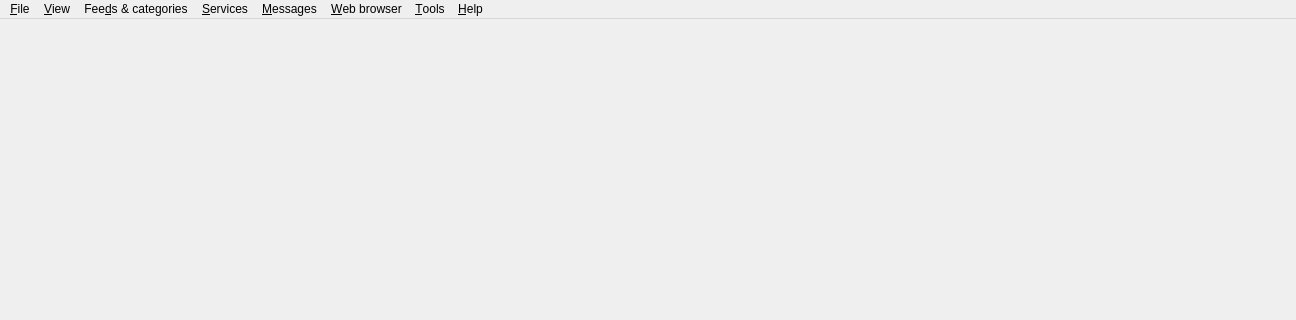
Above: src/gui/dialogs/formmain.ui from martinrotter/rssguard before the change; both pictures show x 0 to 1296 and y 0 to 320 of the 1296 by 677 pixel window. Below: the same form after it.
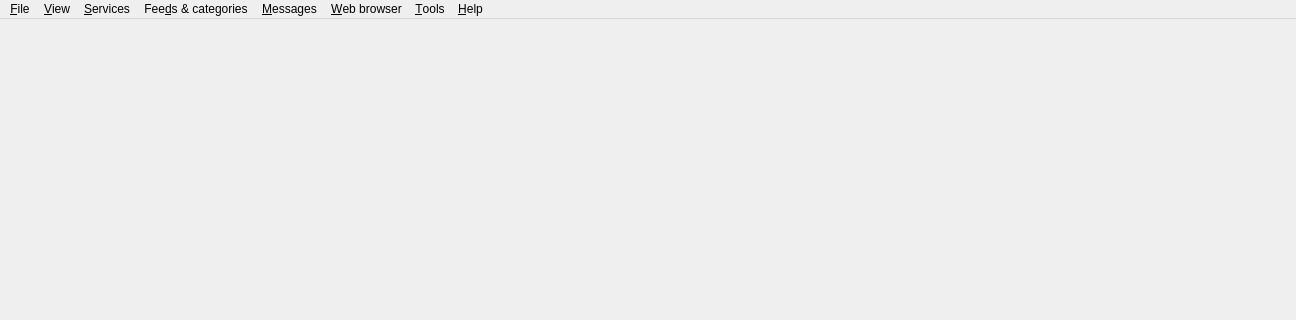
That is the form after the change. Custom widgets are drawn as their Qt base class.

What changed in the file:
```diff
--- a/src/gui/dialogs/formmain.ui
+++ b/src/gui/dialogs/formmain.ui
@@ -180,8 +180,8 @@
    </widget>
    <addaction name="m_menuFile"/>
    <addaction name="m_menuView"/>
-   <addaction name="m_menuFeeds"/>
    <addaction name="m_menuServices"/>
+   <addaction name="m_menuFeeds"/>
    <addaction name="m_menuMessages"/>
    <addaction name="m_menuWebBrowser"/>
    <addaction name="m_menuTools"/>
```
Left out of the diff: 58 changed lines with no effect on the pictures.
